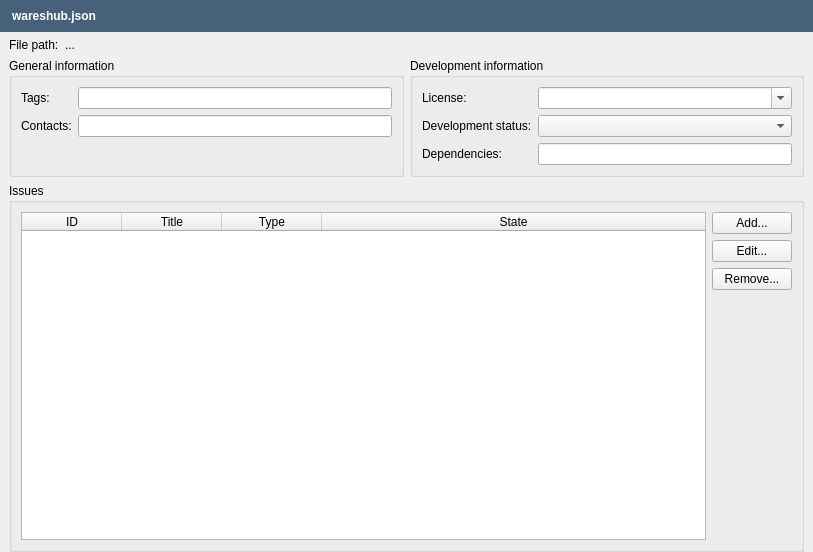
First picture: the form in src/openfluid/ui/waresdev/WareshubJsonEditor.ui, repository OpenFLUID/openfluid, before the edit.
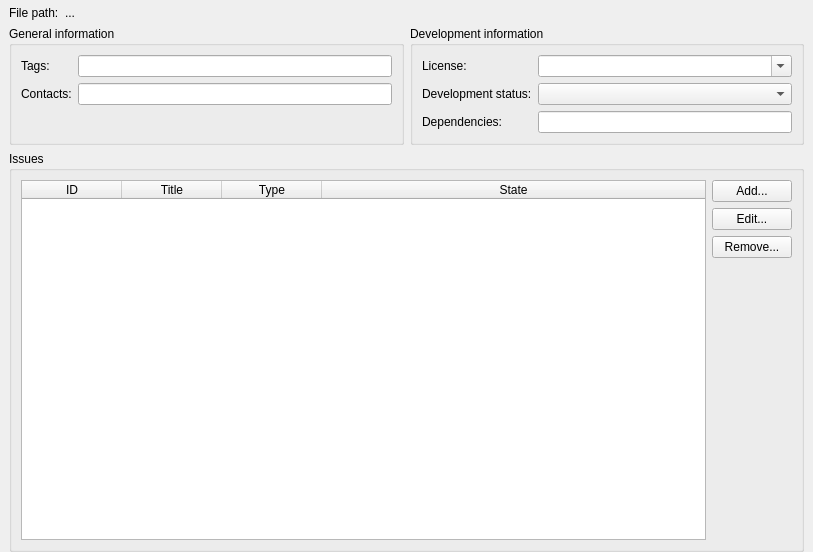
Second picture: the form after the edit. Custom widgets are drawn as their Qt base class.

Commit message:
Introduction of message dialog for OpenFLUID applications
* Added MessageFrame and MessageDialog classes
* Cleaned code
* Switch to version 2.1.7~alpha1

(closes OpenFLUID/openfluid#790)

```diff
--- a/src/openfluid/ui/waresdev/WareshubJsonEditor.ui
+++ b/src/openfluid/ui/waresdev/WareshubJsonEditor.ui
@@ -34,42 +34,9 @@
        <verstretch>0</verstretch>
       </sizepolicy>
      </property>
-     <property name="styleSheet">
-      <string notr="true">background-color: rgb(71,97,123);</string>
+     <property name="toolTip">
+      <string notr="true"/>
      </property>
-     <property name="frameShape">
-      <enum>QFrame::Panel</enum>
-     </property>
-     <property name="frameShadow">
-      <enum>QFrame::Sunken</enum>
-     </property>
-     <property name="lineWidth">
-      <number>0</number>
-     </property>
-     <layout class="QHBoxLayout" name="horizontalLayout_3" stretch="0">
-      <property name="spacing">
-       <number>5</number>
-      </property>
-      <property name="leftMargin">
-       <number>12</number>
-      </property>
-      <item>
-       <layout class="QHBoxLayout" name="horizontalLayout_2">
-        <item>
-         <widget class="QLabel" name="MessageLabel">
-          <property name="styleSheet">
-           <string notr="true">color: rgb(255, 255, 255);
-font : bold;
-</string>
-          </property>
-          <property name="text">
-           <string notr="true">wareshub.json</string>
-          </property>
-         </widget>
-        </item>
-       </layout>
-      </item>
-     </layout>
     </widget>
    </item>
    <item>
@@ -276,6 +243,14 @@
    </item>
   </layout>
  </widget>
+ <customwidgets>
+  <customwidget>
+   <class>openfluid::ui::common::MessageFrame</class>
+   <extends>QFrame</extends>
+   <header location="global">openfluid/ui/common/MessageFrame.hpp</header>
+   <container>1</container>
+  </customwidget>
+ </customwidgets>
  <resources/>
  <connections/>
 </ui>
```
Left out of the diff: 2 changed lines with no effect on the pictures. The commit also changes 82 other files.
